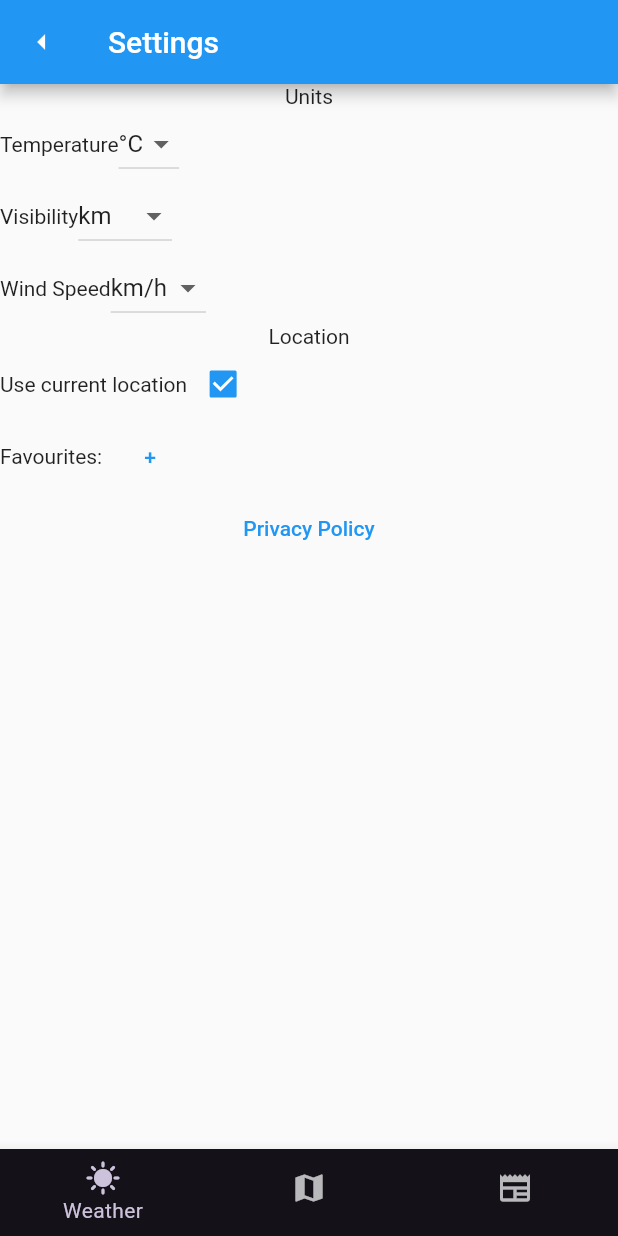
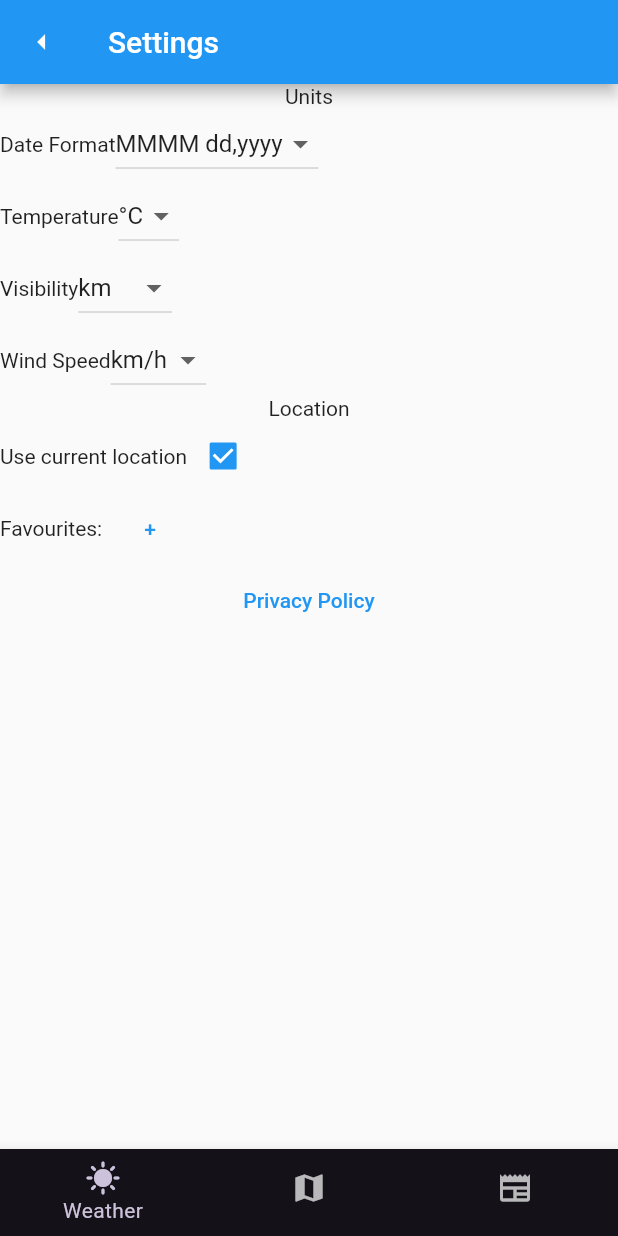
Before and after one commit to Layomiiety/Stargazing-Weather-App-Hi-fi, a Flutter app: the screen it shows after launch, after a tap on the "settings" icon, on a phone screen of 412 x 824 dp. Run offline on Flutter 3.47's test engine with Material 2 defaults, Android fonts, the phone set to English and light mode, and no system bars; our stand-ins replace geocoding, geolocator, get, google_maps_flutter; network calls fail.

Commit message:
added setting for date format

```diff
--- a/lib/settings/settings_screen.dart
+++ b/lib/settings/settings_screen.dart
@@ -51,6 +51,12 @@ class SettingsState extends State<SettingsScreen> {
   }
 
   MaterialApp settingsPage() {
+    const List<String> dateFormatsList = <String>[
+      'MMMM dd,yyyy',
+      'ddMMMMyyyy',
+      'MMMM dd',
+      'ddMMMM'
+    ];
     const List<String> temperatureUnitsList = <String>['°C', '°F'];
     const List<String> visibilityUnitsList = <String>['km', 'm', 'ft', 'miles'];
     const List<String> windSpeedUnitsList = <String>[
@@ -74,6 +80,21 @@ class SettingsState extends State<SettingsScreen> {
                     child: Column(
                   children: [
                     const Text('Units'),
+                    Row(children: [
+                      const Text('Date Format'),
+                      DropdownButton(
+                          value: Preferences.dateFormat,
+                          items: dateFormatsList
+                              .map<DropdownMenuItem<String>>((String s) {
+                            return DropdownMenuItem<String>(
+                                value: s, child: Text(s));
+                          }).toList(),
+                          onChanged: (String? value) {
+                            setState(() {
+                              Preferences.dateFormat = value!;
+                            });
+                          })
+                    ]),
                     Row(children: [
                       const Text('Temperature'),
                       DropdownButton(
--- a/lib/widgets/header_widget.dart
+++ b/lib/widgets/header_widget.dart
@@ -3,6 +3,8 @@ import 'package:geocoding/geocoding.dart';
 import 'package:get/get.dart';
 import 'package:intl/intl.dart';
 import 'package:weatherapp_starter_project/controllers/global_controller.dart';
+
+import 'package:weatherapp_starter_project/settings/Preferences.dart';
 
 class HeaderWidget extends StatefulWidget {
   const HeaderWidget({super.key});
@@ -14,7 +16,7 @@ class HeaderWidget extends StatefulWidget {
 class _HeaderWidgetState extends State<HeaderWidget> {
   //varibles
   String city = "";
-  String date = DateFormat("yMMMMd").format(DateTime.now());
+  String date = DateFormat(Preferences.getDateFormat()).format(DateTime.now());
 
   final GlobalController globalController =
       Get.put(GlobalController(), permanent: true);
```
Also changed, not shown: lib/settings/Preferences.dart (+29 -1 lines).
